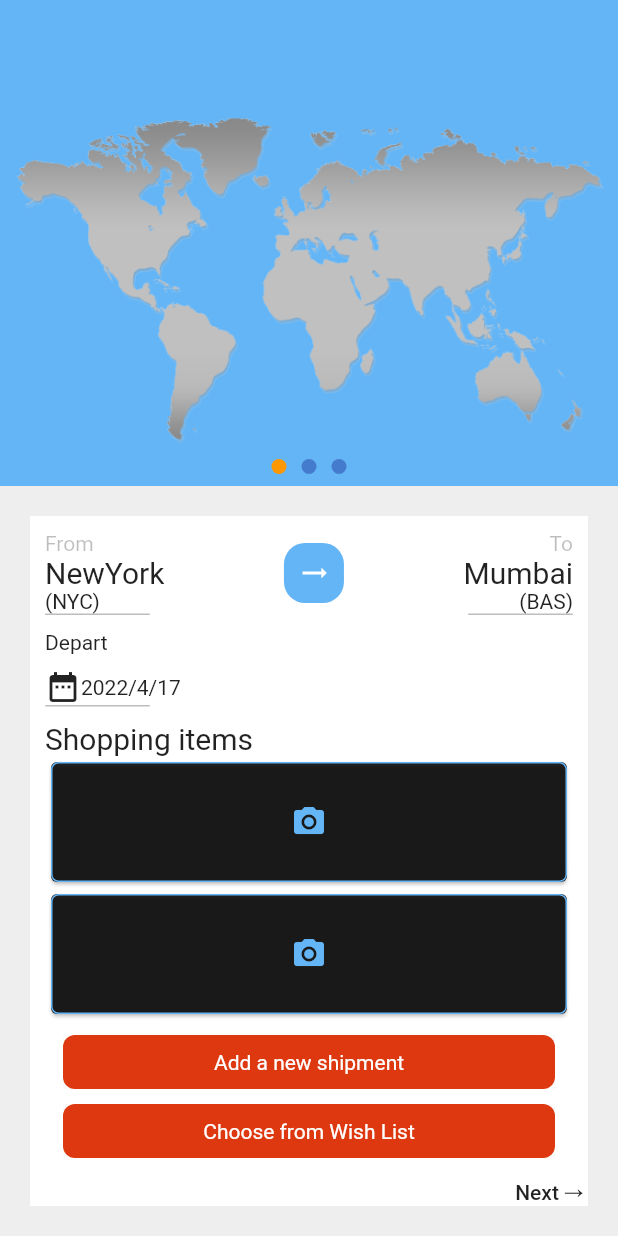
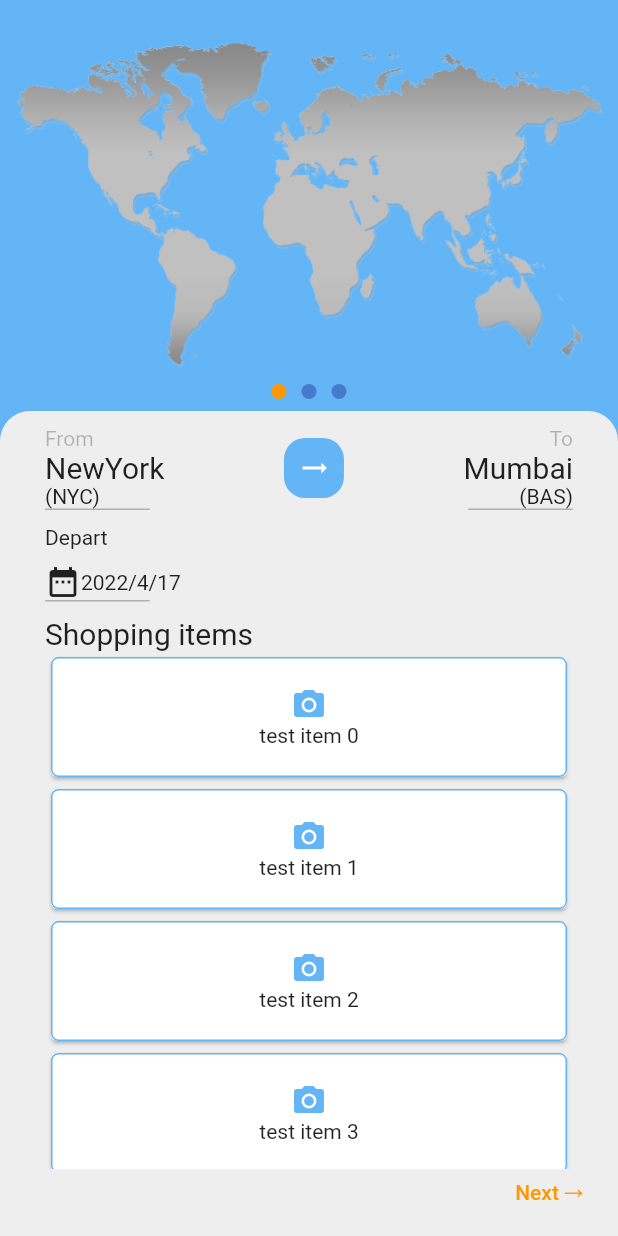
Before and after one commit to zinon-software/DBCargo, a Flutter app: the screen it shows after launch, after a tap on "Ship your luggage all over the world", on a phone screen of 412 x 824 dp. Run offline on Flutter 3.47's test engine with Material 2 defaults, Android fonts, the phone set to English and light mode, and no system bars; drawn by our look-alikes of carousel_slider; our stand-ins replace font_awesome_flutter, get, google_fonts, url_strategy.

Commit message:
update stayle app

```diff
--- a/lib/src/controllers/trip_controller.dart
+++ b/lib/src/controllers/trip_controller.dart
@@ -86,6 +86,7 @@ class SearshController extends GetxController {
 
   void updateCategory(Category selectedCatgory) {
     selectedCategory.value = selectedCatgory;
+    update();
   }
 
   RxList categories = [
--- a/lib/src/views/cargo/home_cargo/home_cargo_view.dart
+++ b/lib/src/views/cargo/home_cargo/home_cargo_view.dart
@@ -1,14 +1,11 @@
 import 'package:carousel_slider/carousel_slider.dart';
 import 'package:dpcargo/src/views/onboarding/onboarding_view.dart';
 import 'package:flutter/material.dart';
-import 'package:flutter_staggered_grid_view/flutter_staggered_grid_view.dart';
-import 'package:font_awesome_flutter/font_awesome_flutter.dart';
 import 'package:get/get.dart';
 import '../../../controllers/onboarding_controller.dart';
 import '../../../controllers/trip_controller.dart';
 import '../../trips/home_trips/components/flight_airport.dart';
 import '../../trips/home_trips/components/flying_button_search.dart';
-import '../../trips/tickets/flight_tickets_view.dart';
 import '../../widgets/pickDate_widget.dart';
 import '../../widgets/text_widget.dart';
 import '../favorite/favorite_cargo_view.dart';
@@ -56,7 +53,7 @@ class _HomeCargoViewState extends State<HomeCargoView> {
               mainAxisAlignment: MainAxisAlignment.start,
               children: <Widget>[
                 Container(
-                  height: MediaQuery.of(context).size.height - 500,
+                  height: MediaQuery.of(context).size.height - 550,
                   width: MediaQuery.of(context).size.width,
                   alignment: Alignment.bottomCenter,
                   margin: const EdgeInsets.symmetric(horizontal: 30),
@@ -107,22 +104,29 @@ class _HomeCargoViewState extends State<HomeCargoView> {
                     ),
                   ),
                 ),
-                Container(
-                  color: Colors.grey[200],
-                  height: 500,
+              ],
+            ),
+          ),
+        ],
+      ),
+      bottomNavigationBar: Container(
+        height: 550,
         width: MediaQuery.of(context).size.width,
-
+        decoration:  BoxDecoration(
+          borderRadius: const BorderRadius.only(
+            topLeft: Radius.circular(20),
+            topRight: Radius.circular(20),
+          ),
+          color: Colors.grey.shade200,
+        ),
         child: Obx(
           () => Center(
             child: Stack(
               children: [
                 CarouselSlider(
-                            items: [1, 2, 3]
-                                .map((item) => onboardingItem(item))
-                                .toList(),
+                  items: [1, 2, 3].map((item) => onboardingItem(item)).toList(),
                   options: CarouselOptions(
-                              initialPage:
-                                  onBoardingControlller.getCurrentIndex,
+                    initialPage: onBoardingControlller.getCurrentIndex,
                     height: double.infinity,
                     enableInfiniteScroll: false,
                     viewportFraction: 1,
@@ -137,65 +141,65 @@ class _HomeCargoViewState extends State<HomeCargoView> {
                   child: Padding(
                     padding: const EdgeInsets.symmetric(vertical: 5),
                     child: Row(
-                                mainAxisAlignment:
-                                    MainAxisAlignment.spaceBetween,
+                      mainAxisAlignment: MainAxisAlignment.spaceBetween,
                       children: [
                         onBoardingControlller.getCurrentIndex == 0
                             ? const SizedBox()
                             : MaterialButton(
                                 onPressed: () {
-                                            (onBoardingControlller
-                                                        .getCurrentIndex !=
-                                                    0)
-                                                ? carouselController
-                                                    .previousPage(
+                                  (onBoardingControlller.getCurrentIndex != 0)
+                                      ? carouselController.previousPage(
                                           duration:
-                                                            const Duration(
-                                                                milliseconds:
-                                                                    300),
+                                              const Duration(milliseconds: 300),
                                           curve: Curves.linear)
                                       : null;
                                 },
                                 child: Row(
                                   children: const [
                                     Padding(
-                                                padding: EdgeInsets.only(
-                                                    bottom: 8.0),
+                                      padding: EdgeInsets.only(bottom: 8.0),
                                       child: Text(
                                         "←",
-                                                  style:
-                                                      TextStyle(fontSize: 20),
+                                        style: TextStyle(
+                                            fontSize: 20, color: Colors.orange),
                                       ),
                                     ),
-                                              Text("Bake"),
+                                    Text(
+                                      "Bake",
+                                      style: TextStyle(color: Colors.orange),
+                                    ),
                                   ],
                                 ),
                               ),
                         onBoardingControlller.getCurrentIndex == 2
                             ? MaterialButton(
                                 onPressed: () {},
-                                          child: const Text("Finish"))
+                                child: const Text(
+                                  "Finish",
+                                  style: TextStyle(color: Colors.orange),
+                                ),
+                              )
                             : MaterialButton(
                                 onPressed: () {
-                                            (onBoardingControlller
-                                                        .getCurrentIndex !=
-                                                    2)
+                                  (onBoardingControlller.getCurrentIndex != 2)
                                       ? carouselController.nextPage(
-                                                    duration: const Duration(
-                                                        milliseconds: 300),
+                                          duration:
+                                              const Duration(milliseconds: 300),
                                           curve: Curves.linear)
                                       : null;
                                 },
                                 child: Row(
                                   children: const [
-                                              Text("Next"),
+                                    Text(
+                                      "Next",
+                                      style: TextStyle(color: Colors.orange),
+                                    ),
                                     Padding(
-                                                padding: EdgeInsets.only(
-                                                    bottom: 8.0),
+                                      padding: EdgeInsets.only(bottom: 8.0),
                                       child: Text(
                                         "→",
-                                                  style:
-                                                      TextStyle(fontSize: 20),
+                                        style: TextStyle(
+                                            color: Colors.orange, fontSize: 20),
                                       ),
                                     )
                                   ],
@@ -211,20 +215,16 @@ class _HomeCargoViewState extends State<HomeCargoView> {
         ),
 
         // ,
-                )
-              ],
-            ),
-          ),
-        ],
       ),
     );
   }
 
   onePage(BuildContext context, SearshController appState) {
     return Padding(
-      padding: const EdgeInsets.symmetric(horizontal: 20, vertical: 20),
+      padding: const EdgeInsets.only(right: 20, left: 20, bottom: 35),
+      // padding: const EdgeInsets.symmetric(horizontal: 20, vertical: 20),
       child: Container(
-        color: Colors.white,
+        color: Colors.transparent,
         padding: const EdgeInsets.all(10),
         child: SingleChildScrollView(
           child: Column(
@@ -261,9 +261,9 @@ class _HomeCargoViewState extends State<HomeCargoView> {
               ),
               const SizedBox(height: 10),
               textWidget(text: "Shopping items", size: 20),
-              for (var i = 0; i < 2; i++)
+              for (var i = 0; i < 5; i++)
                 Card(
-                  color: Colors.black87,
+                  color: Colors.white,
                   child: Container(
                     alignment: Alignment.center,
                     decoration: BoxDecoration(
@@ -271,9 +271,15 @@ class _HomeCargoViewState extends State<HomeCargoView> {
                       border: Border.all(color: const Color(0xFF64B5F6)),
                     ),
                     height: 80,
-                    child: const Icon(
+                    child: Column(
+                      mainAxisAlignment: MainAxisAlignment.center,
+                      children: [
+                        const Icon(
                           Icons.camera_alt,
                           color: Color(0xFF64B5F6),
+                        ),
+                        Text("test item $i")
+                      ],
                     ),
                   ),
                 ),
@@ -281,7 +287,7 @@ class _HomeCargoViewState extends State<HomeCargoView> {
               Padding(
                 padding: const EdgeInsets.symmetric(horizontal: 12.0),
                 child: FlyingButtonSearch(
-                  titel: "Add a new shipment",
+                  titel: "ADD NEW ITEM",
                   onTap: () {
                     Get.to(() => const ProductView());
                   },
@@ -291,7 +297,7 @@ class _HomeCargoViewState extends State<HomeCargoView> {
               Padding(
                 padding: const EdgeInsets.symmetric(horizontal: 12.0),
                 child: FlyingButtonSearch(
-                  titel: "Choose from Wish List",
+                  titel: "PICK FROM WISHLIST",
                   onTap: () {
                     Get.to(() => const FavoriteView());
                   },
@@ -420,7 +426,7 @@ class _HomeCargoViewState extends State<HomeCargoView> {
                     decoration: BoxDecoration(
                         borderRadius: const BorderRadius.only(
                             topRight: Radius.circular(10),
-                            bottomRight: const Radius.circular(10)),
+                            bottomRight: Radius.circular(10)),
                         color: Colors.grey.shade200),
                   ),
                 ),
--- a/lib/src/views/home/home_view.dart
+++ b/lib/src/views/home/home_view.dart
@@ -2,7 +2,6 @@ import 'package:dpcargo/src/views/utilities/responsive.dart';
 import 'package:flutter/material.dart';
 import 'package:flutter_staggered_grid_view/flutter_staggered_grid_view.dart';
 import 'package:get/get.dart';
-
 import '../cargo/home_cargo/home_cargo_view.dart';
 import '../trips/home_trips/home_trips_view.dart';
 
@@ -20,7 +19,7 @@ class HomeView extends StatelessWidget {
         child: Responsive(
           mobile: Column(
             crossAxisAlignment: CrossAxisAlignment.stretch,
-            children: [
+            children: const [
               WidgetBanner(),
               WidgetTitle(),
               WidgetStraggeredGridView(
@@ -40,12 +39,12 @@ class HomeView extends StatelessWidget {
       // crossAxisAlignment: CrossAxisAlignment.stretch,
       children: [
         Container(
-          color: Color(0xFF64B5F6),
-          child: WidgetBanner(),
+          color: const Color(0xFF64B5F6),
+          child: const WidgetBanner(),
         ),
         Row(
           children: [
-            WidgetTitle(),
+            const WidgetTitle(),
             Expanded(
                 child: WidgetStraggeredGridView(
               crossAxisCount: size,
@@ -56,18 +55,18 @@ class HomeView extends StatelessWidget {
           Container(
             height: 150,
             width: MediaQuery.of(context).size.width,
-            padding: EdgeInsets.all(10),
-            color: Color(0xFF64B5F6),
+            padding: const EdgeInsets.all(10),
+            color: const Color(0xFF64B5F6),
             child: Column(
               mainAxisAlignment: MainAxisAlignment.spaceEvenly,
               children: [
-                Text(
+                const Text(
                   "DBCargo.com",
                   style: TextStyle(fontSize: 20),
                 ),
                 Row(
                   mainAxisAlignment: MainAxisAlignment.center,
-                  children: [
+                  children: const [
                     Icon(Icons.whatsapp),
                     Icon(Icons.facebook),
                     Icon(Icons.snapchat),
@@ -77,10 +76,10 @@ class HomeView extends StatelessWidget {
                 Row(
                   mainAxisAlignment: MainAxisAlignment.spaceBetween,
                   children: [
-                    Icon(Icons.snapchat),
+                    const Icon(Icons.snapchat),
                     // Icon(Icons.snapchat),
                     Row(
-                      children: [
+                      children: const [
                         Icon(Icons.paypal),
                         Icon(Icons.payment),
                         Icon(Icons.paypal),
@@ -128,7 +127,7 @@ class _WidgetBannerState extends State<WidgetBanner> {
             children: [
               Row(
                 children: [
-                  Container(
+                  SizedBox(
                     width: 40,
                     child: IconButton(
                         onPressed: () {},
@@ -177,7 +176,7 @@ class _WidgetBannerState extends State<WidgetBanner> {
                       ],
                     ),
                   ),
-                  Container(
+                  SizedBox(
                     width: 40,
                     child: ClipRRect(
                       borderRadius: BorderRadius.circular(1000),
@@ -390,7 +389,7 @@ class _WidgetStraggeredGridViewState extends State<WidgetStraggeredGridView> {
                     bgColor: MyColors.yellow,
                     borderRadius: BorderRadius.circular(100),
                     child: const Center(
-                      child: const Icon(Icons.calculate),
+                      child: Icon(Icons.calculate),
                     )),
                 const SizedBox(
                   height: 15,
@@ -433,7 +432,7 @@ class _WidgetStraggeredGridViewState extends State<WidgetStraggeredGridView> {
                     width: 50,
                     bgColor: MyColors.yellow,
                     borderRadius: BorderRadius.circular(100),
-                    child: const Center(child: const Icon(Icons.car_rental))),
+                    child: const Center(child: Icon(Icons.car_rental))),
                 const SizedBox(
                   height: 15,
                 ),
@@ -475,7 +474,7 @@ class _WidgetStraggeredGridViewState extends State<WidgetStraggeredGridView> {
                     width: 50,
                     bgColor: MyColors.yellow,
                     borderRadius: BorderRadius.circular(100),
-                    child: const Center(child: const Icon(Icons.analytics))),
+                    child: const Center(child: Icon(Icons.analytics))),
                 const SizedBox(
                   height: 15,
                 ),
@@ -517,7 +516,7 @@ class _WidgetStraggeredGridViewState extends State<WidgetStraggeredGridView> {
                     width: 50,
                     bgColor: MyColors.yellow,
                     borderRadius: BorderRadius.circular(100),
-                    child: const Center(child: const Icon(Icons.restore))),
+                    child: const Center(child: Icon(Icons.restore))),
                 const SizedBox(
                   height: 15,
                 ),
@@ -652,7 +651,7 @@ class CustomCard extends StatelessWidget {
       decoration: BoxDecoration(
           color: bgColor,
           borderRadius:
-              borderRadius == null ? BorderRadius.circular(25) : borderRadius,
+              borderRadius ?? BorderRadius.circular(25),
           boxShadow: [
             if (shadow)
               BoxShadow(
@@ -673,7 +672,7 @@ class CustomCard extends StatelessWidget {
           color: Colors.transparent,
           child: InkWell(
             onTap: onTap,
-            child: child == null ? Container() : child,
+            child: child ?? Container(),
           ),
         ),
       ),
```
Also changed, not shown: lib/src/views/cargo/product/product_cargo_view.dart (+11 -4 lines), lib/src/views/trips/home_trips/components/flight_path.dart (added, +65 -0 lines), lib/src/views/trips/home_trips/home_trips_view.dart (+25 -63 lines), lib/src/views/trips/ticket_detail/ticket_detail_view.dart (+49 -36 lines). Lines whose indentation alone changed are shown as unchanged.
